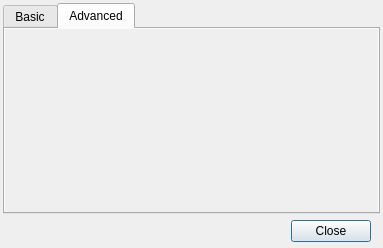
Above: src/forms/FindDialog.ui from WindowDetective/WindowDetective before the change. Below: the same form after it.
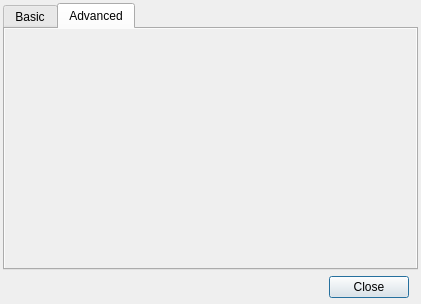
That is the form after the change. The open tabs and pages were chosen to show the change. Icons and pictures are not drawn. Custom widgets are drawn as their Qt base class.

```diff
--- a/src/forms/FindDialog.ui
+++ b/src/forms/FindDialog.ui
@@ -6,8 +6,8 @@
    <rect>
     <x>0</x>
     <y>0</y>
-    <width>383</width>
-    <height>248</height>
+    <width>421</width>
+    <height>304</height>
    </rect>
   </property>
   <property name="minimumSize">
@@ -138,20 +138,134 @@
       <attribute name="title">
        <string>Advanced</string>
       </attribute>
+      <layout class="QGridLayout" name="gridLayout_2">
+       <property name="margin">
+        <number>0</number>
+       </property>
+       <item row="0" column="0">
+        <widget class="QScrollArea" name="scrollArea">
+         <property name="frameShape">
+          <enum>QFrame::NoFrame</enum>
+         </property>
+         <property name="frameShadow">
+          <enum>QFrame::Plain</enum>
+         </property>
+         <property name="widgetResizable">
+          <bool>true</bool>
+         </property>
+         <widget class="QWidget" name="criteriaWidget">
+          <property name="geometry">
+           <rect>
+            <x>0</x>
+            <y>0</y>
+            <width>409</width>
+            <height>240</height>
+           </rect>
+          </property>
+          <layout class="QHBoxLayout" name="horizontalLayout">
+           <property name="spacing">
+            <number>0</number>
+           </property>
+           <property name="margin">
+            <number>0</number>
+           </property>
+           <item>
+            <widget class="QWidget" name="booleanRelationPanel" native="true">
+             <property name="minimumSize">
+              <size>
+               <width>60</width>
+               <height>0</height>
+              </size>
+             </property>
+             <property name="maximumSize">
+              <size>
+               <width>60</width>
+               <height>16777215</height>
+              </size>
+             </property>
+             <layout class="QVBoxLayout" name="booleanRelationPanelLayout">
+              <property name="spacing">
+               <number>7</number>
+              </property>
+              <property name="margin">
+               <number>3</number>
+              </property>
+              <item>
+               <widget class="QWidget" name="padding" native="true">
+                <property name="minimumSize">
+                 <size>
+                  <width>0</width>
+                  <height>20</height>
+                 </size>
+                </property>
+                <property name="maximumSize">
+                 <size>
+                  <width>16777215</width>
+                  <height>20</height>
+                 </size>
+                </property>
+               </widget>
+              </item>
+              <item>
+               <spacer name="booleanRelationSpacer">
+                <property name="orientation">
+                 <enum>Qt::Vertical</enum>
+                </property>
+                <property name="sizeHint" stdset="0">
+                 <size>
+                  <width>20</width>
+                  <height>40</height>
+                 </size>
+                </property>
+               </spacer>
+              </item>
+             </layout>
+            </widget>
+           </item>
+           <item>
+            <widget class="QWidget" name="itemsPanel" native="true">
+             <layout class="QVBoxLayout" name="itemsPanelLayout">
+              <property name="spacing">
+               <number>7</number>
+              </property>
+              <property name="leftMargin">
+               <number>3</number>
+              </property>
+              <property name="topMargin">
+               <number>5</number>
+              </property>
+              <property name="rightMargin">
+               <number>3</number>
+              </property>
+              <property name="bottomMargin">
+               <number>3</number>
+              </property>
+              <item>
+               <spacer name="itemsSpacer">
+                <property name="orientation">
+                 <enum>Qt::Vertical</enum>
+                </property>
+                <property name="sizeHint" stdset="0">
+                 <size>
+                  <width>20</width>
+                  <height>40</height>
+                 </size>
+                </property>
+               </spacer>
+              </item>
+             </layout>
+            </widget>
+           </item>
+          </layout>
+         </widget>
+        </widget>
+       </item>
+      </layout>
      </widget>
     </widget>
    </item>
    <item>
-    <widget class="QFrame" name="frame">
-     <property name="frameShape">
-      <enum>QFrame::NoFrame</enum>
-     </property>
-     <property name="frameShadow">
-      <enum>QFrame::Raised</enum>
-     </property>
-     <property name="lineWidth">
-      <number>0</number>
-     </property>
+    <widget class="QWidget" name="widget" native="true">
      <layout class="QVBoxLayout" name="verticalLayout_2">
       <property name="topMargin">
        <number>3</number>
```
Left out of the diff: 138 changed lines with no effect on the pictures.
